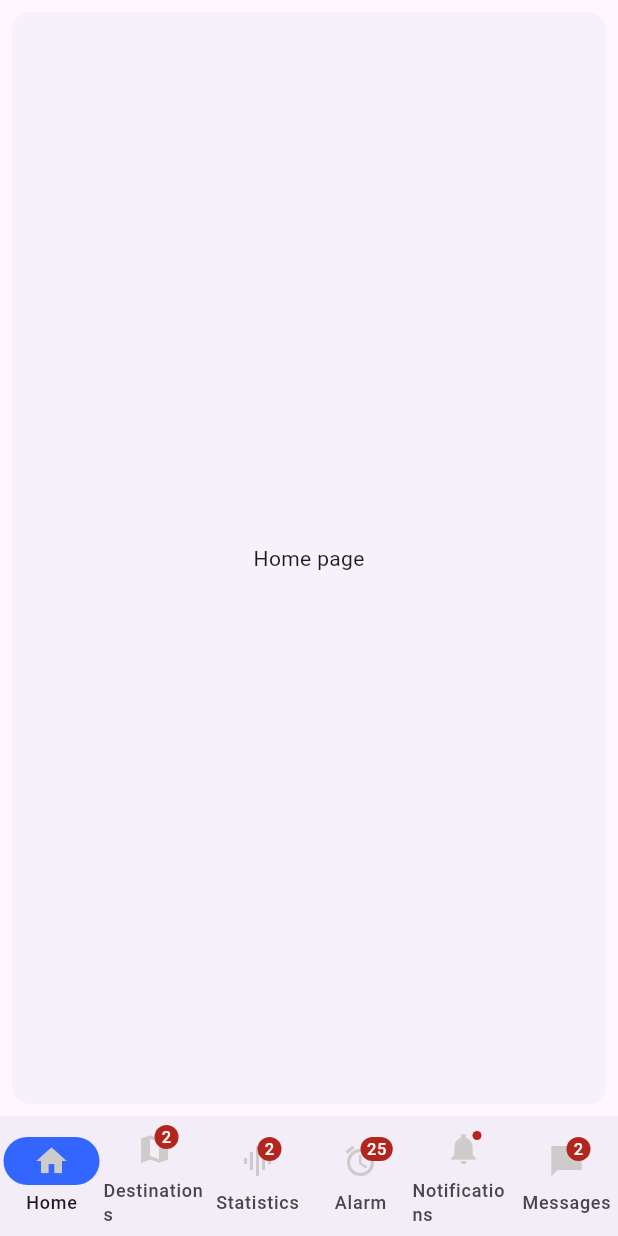
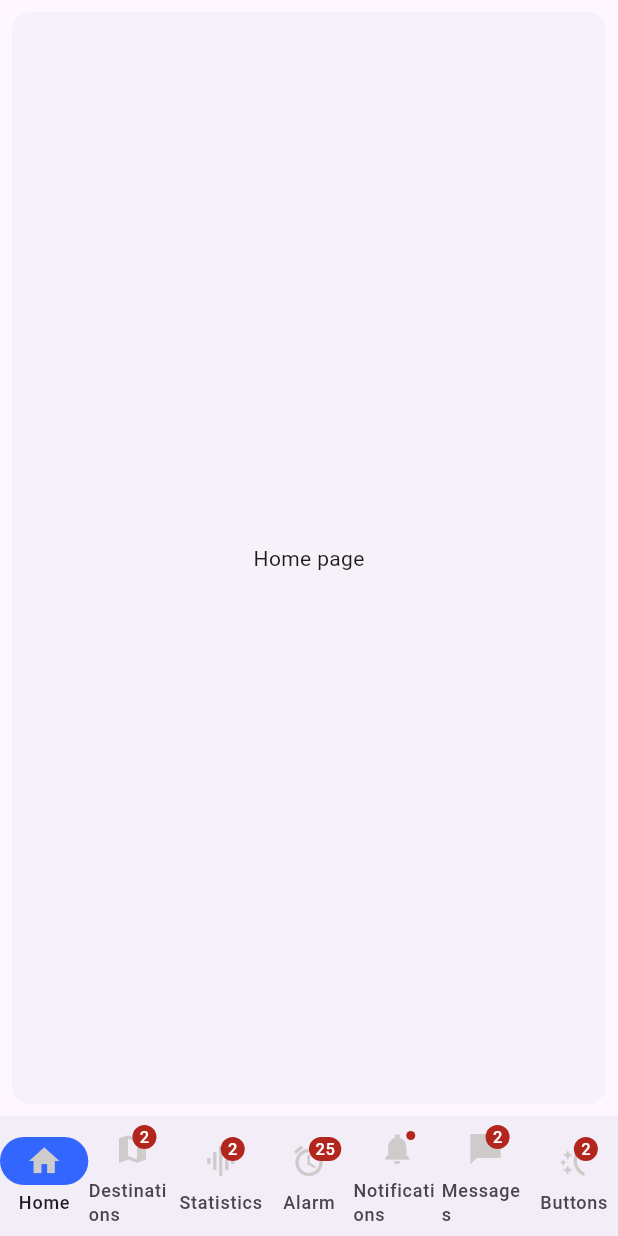
Before and after one commit to rojasdev/flutter_carting, a Flutter app: the screen it shows after launch, on a phone screen of 412 x 824 dp. Run offline on Flutter 3.47's test engine with Material 3 defaults, Android fonts, the phone set to English and light mode, and no system bars; our stand-ins replace charts_flutter, flutter_map, group_button, latlong2.

Commit message:
group button

```diff
--- a/lib/pages/navigation.dart
+++ b/lib/pages/navigation.dart
@@ -5,6 +5,7 @@ import 'notification.dart';
 import 'message.dart';
 import 'alarm.dart';
 import 'stats.dart';
+import 'buttons.dart';
 
 class NavigationPage extends StatefulWidget {
   const NavigationPage({super.key});
@@ -84,6 +85,16 @@ class _NavigationPageState extends State<NavigationPage> {
             ),
             label: 'Messages',
           ),
+          NavigationDestination(
+            icon: Badge(
+              label: Text('2'),
+              child: Icon(
+                Icons.switch_access_shortcut,
+                color: Color.fromARGB(255, 206, 203, 203),
+              ),
+            ),
+            label: 'Buttons',
+          ),
         ],
       ),
       body: <Widget>[
@@ -101,6 +112,9 @@ class _NavigationPageState extends State<NavigationPage> {
 
         /// Messages page
         const MessagePage(),
+
+        /// Button page
+        ButtonPage(),
       ][currentPageIndex],
     );
   }
--- a/pubspec.yaml
+++ b/pubspec.yaml
@@ -14,6 +14,7 @@ dependencies:
   latlng: ^2.0.5
   flutter_map: ^6.1.0
   latlong2: ^0.9.0
+  group_button: ^5.3.4
 
 dev_dependencies:
   flutter_test:
```
Also changed, not shown: lib/pages/buttons.dart (added, +35 -0 lines), lib/pages/map.dart (+5 -4 lines), pubspec.lock.
